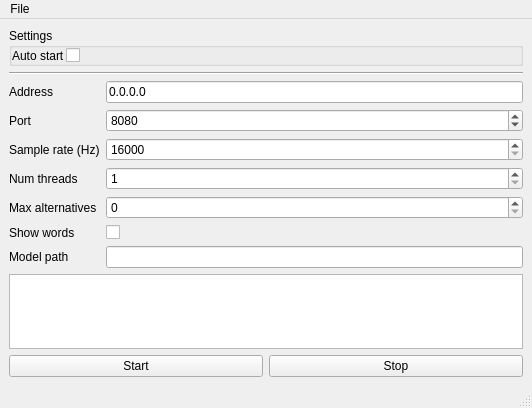
Old version of the form src/application.ui in the repository IlgarLunin/vosk-language-server.
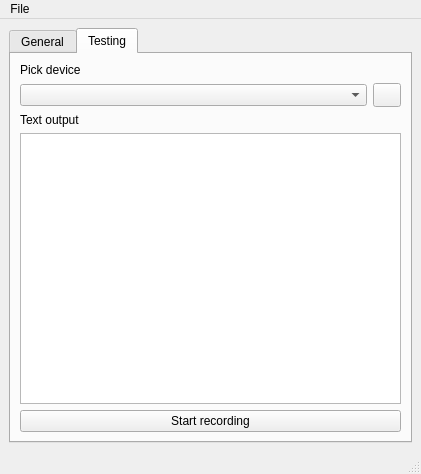
New version of the form. Icons and pictures are not drawn.

Commit message: ui update. audio recording prep

Diff of the .ui file:
```diff
--- a/src/application.ui
+++ b/src/application.ui
@@ -6,8 +6,8 @@
    <rect>
     <x>0</x>
     <y>0</y>
-    <width>532</width>
-    <height>408</height>
+    <width>421</width>
+    <height>474</height>
    </rect>
   </property>
   <property name="windowTitle">
@@ -23,6 +23,16 @@
   <widget class="QWidget" name="centralwidget">
    <layout class="QVBoxLayout" name="verticalLayout_2">
     <item>
+     <widget class="QTabWidget" name="tabWidget">
+      <property name="currentIndex">
+       <number>1</number>
+      </property>
+      <widget class="QWidget" name="tab">
+       <attribute name="title">
+        <string>General</string>
+       </attribute>
+       <layout class="QVBoxLayout" name="verticalLayout_3">
+        <item>
      <widget class="QGroupBox" name="groupBox">
       <property name="title">
        <string>Settings</string>
@@ -44,57 +54,31 @@
         <number>0</number>
        </property>
        <item>
-        <layout class="QFormLayout" name="formLayout_2">
-         <item row="0" column="0">
-          <widget class="QLabel" name="autoStartLabel">
-           <property name="text">
-            <string>Auto start</string>
-           </property>
-          </widget>
-         </item>
-         <item row="0" column="1">
-          <widget class="QCheckBox" name="autoStartCheckBox">
-           <property name="toolTip">
-            <string>Try to execute model on startup (using current settings)</string>
-           </property>
-          </widget>
-         </item>
-        </layout>
-       </item>
-      </layout>
-     </widget>
-    </item>
-    <item>
-     <widget class="Line" name="line">
-      <property name="orientation">
-       <enum>Qt::Horizontal</enum>
-      </property>
-     </widget>
-    </item>
+            <layout class="QVBoxLayout" name="verticalLayout_4">
     <item>
      <layout class="QFormLayout" name="formLayout">
-      <item row="0" column="0">
+               <item row="1" column="0">
        <widget class="QLabel" name="addressLabel">
         <property name="text">
          <string>Address</string>
         </property>
        </widget>
       </item>
-      <item row="0" column="1">
+               <item row="1" column="1">
        <widget class="QLineEdit" name="addressLineEdit">
         <property name="text">
          <string>0.0.0.0</string>
         </property>
        </widget>
       </item>
-      <item row="1" column="0">
+               <item row="2" column="0">
        <widget class="QLabel" name="portLabel">
         <property name="text">
          <string>Port</string>
         </property>
        </widget>
       </item>
-      <item row="1" column="1">
+               <item row="2" column="1">
        <widget class="QSpinBox" name="portSpinBox">
         <property name="maximum">
          <number>65535</number>
@@ -104,14 +88,14 @@
         </property>
        </widget>
       </item>
-      <item row="2" column="0">
+               <item row="3" column="0">
        <widget class="QLabel" name="sampleRateLabel">
         <property name="text">
          <string>Sample rate (Hz)</string>
         </property>
        </widget>
       </item>
-      <item row="2" column="1">
+               <item row="3" column="1">
        <widget class="QSpinBox" name="sampleRateSpinBox">
         <property name="minimum">
          <number>16000</number>
@@ -121,14 +105,14 @@
         </property>
        </widget>
       </item>
-      <item row="3" column="0">
+               <item row="4" column="0">
        <widget class="QLabel" name="numThreadsLabel">
         <property name="text">
          <string>Num threads</string>
         </property>
        </widget>
       </item>
-      <item row="3" column="1">
+               <item row="4" column="1">
        <widget class="QSpinBox" name="numThreadsSpinBox">
         <property name="minimum">
          <number>1</number>
@@ -138,58 +122,182 @@
         </property>
        </widget>
       </item>
-      <item row="4" column="0">
+               <item row="5" column="0">
        <widget class="QLabel" name="maxAlternativesLabel">
         <property name="text">
          <string>Max alternatives</string>
         </property>
        </widget>
       </item>
-      <item row="4" column="1">
-       <widget class="QSpinBox" name="maxAlternativesSpinBox"/>
-      </item>
-      <item row="5" column="0">
+               <item row="5" column="1">
+                <widget class="QSpinBox" name="maxAlternativesSpinBox">
+                 <property name="toolTip">
+                  <string>Maximum number of alternative variants</string>
+                 </property>
+                </widget>
+               </item>
+               <item row="6" column="0">
        <widget class="QLabel" name="showWordsLabel">
         <property name="text">
          <string>Show words</string>
         </property>
        </widget>
       </item>
-      <item row="5" column="1">
+               <item row="6" column="1">
        <widget class="QCheckBox" name="showWordsCheckBox"/>
       </item>
-      <item row="6" column="0">
+               <item row="7" column="0">
        <widget class="QLabel" name="modelPathLabel">
         <property name="text">
          <string>Model path</string>
         </property>
        </widget>
       </item>
-      <item row="6" column="1">
+               <item row="7" column="1">
        <widget class="QLineEdit" name="modelPathLineEdit"/>
       </item>
+               <item row="0" column="0">
+                <widget class="QLabel" name="autoStartLabel">
+                 <property name="text">
+                  <string>Auto start</string>
+                 </property>
+                </widget>
+               </item>
+               <item row="0" column="1">
+                <widget class="QCheckBox" name="autoStartCheckBox">
+                 <property name="toolTip">
+                  <string>Try to execute model on startup (using current settings)</string>
+                 </property>
+                </widget>
+               </item>
+              </layout>
+             </item>
      </layout>
     </item>
     <item>
      <widget class="QPlainTextEdit" name="leLog"/>
     </item>
+          </layout>
+         </widget>
+        </item>
+        <item>
+         <widget class="Line" name="line">
+          <property name="orientation">
+           <enum>Qt::Horizontal</enum>
+          </property>
+         </widget>
+        </item>
     <item>
      <layout class="QHBoxLayout" name="horizontalLayout">
       <item>
        <widget class="QPushButton" name="pbStart">
         <property name="text">
-         <string>Start</string>
+             <string>Start server</string>
         </property>
        </widget>
       </item>
       <item>
        <widget class="QPushButton" name="pbStop">
         <property name="text">
-         <string>Stop</string>
+             <string>Stop server</string>
         </property>
        </widget>
       </item>
      </layout>
+        </item>
+       </layout>
+      </widget>
+      <widget class="QWidget" name="tab_2">
+       <attribute name="title">
+        <string>Testing</string>
+       </attribute>
+       <layout class="QVBoxLayout" name="verticalLayout_6">
+        <item>
+         <layout class="QVBoxLayout" name="verticalLayout_5">
+          <item>
+           <widget class="QLabel" name="label">
+            <property name="sizePolicy">
+             <sizepolicy hsizetype="Preferred" vsizetype="Maximum">
+              <horstretch>0</horstretch>
+              <verstretch>0</verstretch>
+             </sizepolicy>
+            </property>
+            <property name="text">
+             <string>Pick device</string>
+            </property>
+           </widget>
+          </item>
+          <item>
+           <layout class="QHBoxLayout" name="horizontalLayout_2">
+            <item>
+             <widget class="QComboBox" name="cbMicrophone"/>
+            </item>
+            <item>
+             <widget class="QPushButton" name="pbFetchMicrophones">
+              <property name="sizePolicy">
+               <sizepolicy hsizetype="Fixed" vsizetype="Fixed">
+                <horstretch>0</horstretch>
+                <verstretch>0</verstretch>
+               </sizepolicy>
+              </property>
+              <property name="minimumSize">
+               <size>
+                <width>24</width>
+                <height>24</height>
+               </size>
+              </property>
+              <property name="maximumSize">
+               <size>
+                <width>28</width>
+                <height>28</height>
+               </size>
+              </property>
+              <property name="baseSize">
+               <size>
+                <width>32</width>
+                <height>32</height>
+               </size>
+              </property>
+              <property name="toolTip">
+               <string>Fetch devices</string>
+              </property>
+              <property name="text">
+               <string/>
+              </property>
+              <property name="icon">
+               <iconset resource="../resources/resources.qrc">
+                <normaloff>:/refresh.png</normaloff>:/refresh.png</iconset>
+              </property>
+             </widget>
+            </item>
+           </layout>
+          </item>
+          <item>
+           <widget class="QLabel" name="label_2">
+            <property name="text">
+             <string>Text output</string>
+            </property>
+           </widget>
+          </item>
+          <item>
+           <widget class="QPlainTextEdit" name="pteTextOutput">
+            <property name="readOnly">
+             <bool>true</bool>
+            </property>
+           </widget>
+          </item>
+          <item>
+           <widget class="QPushButton" name="pbRecord">
+            <property name="text">
+             <string>Start recording</string>
+            </property>
+           </widget>
+          </item>
+         </layout>
+        </item>
+       </layout>
+      </widget>
+     </widget>
     </item>
    </layout>
   </widget>
@@ -199,8 +307,8 @@
     <rect>
      <x>0</x>
      <y>0</y>
-     <width>532</width>
-     <height>20</height>
+     <width>421</width>
+     <height>21</height>
     </rect>
    </property>
    <widget class="QMenu" name="menuFile">
```
Left out of the diff: 15 changed lines with no effect on the pictures. Lines whose indentation alone changed are shown as unchanged. The commit also changes 7 other files.
